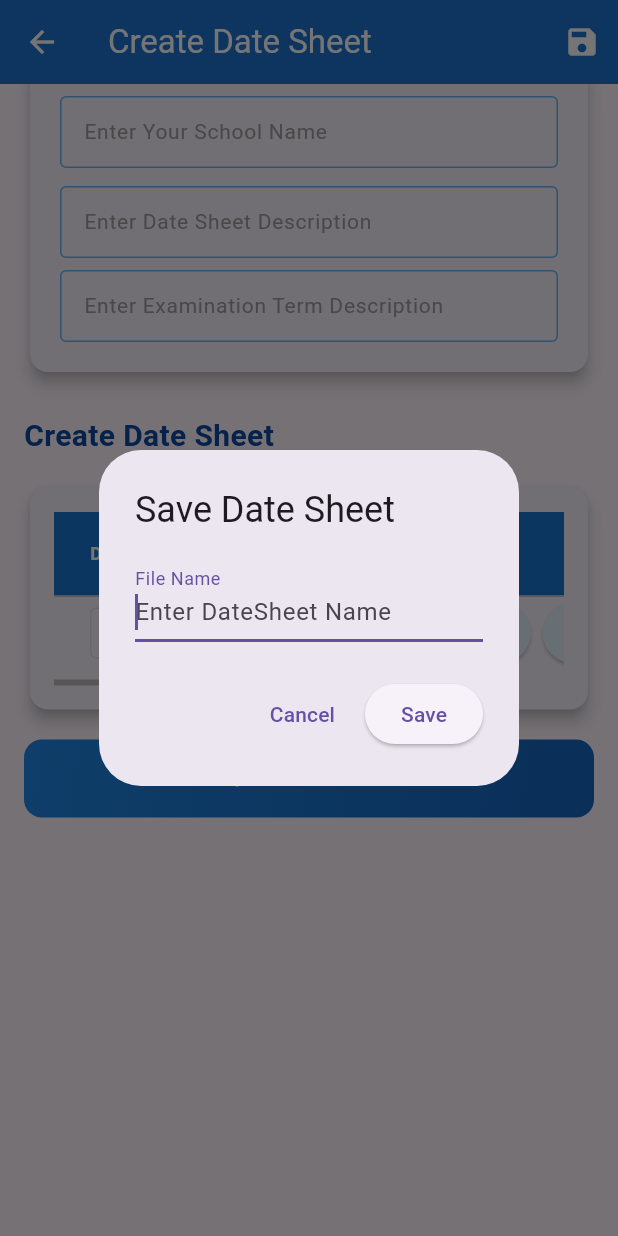
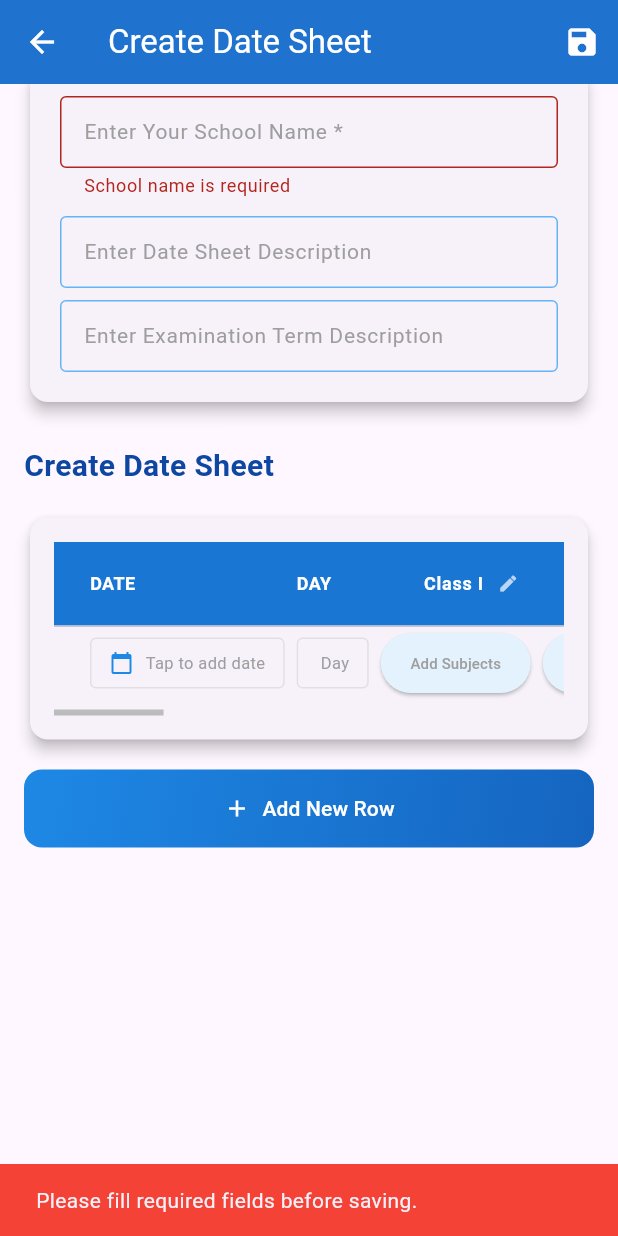
Before and after one commit to hamza99090/exam_schedule, a Flutter app: the DateSheetScreen screen opened directly with empty values, scrolled down 32 dp, after a tap on the "save" icon, on a phone screen of 412 x 824 dp. Run offline on Flutter 3.47's test engine with Material 3 defaults, Android fonts, the phone set to English and light mode, and no system bars; our stand-ins replace device_info_plus, hive, hive_flutter, pdf, share_plus; accounts and stored records are empty.

Commit message:
Converted header section first textfiled mandatory

```diff
--- a/lib/screens/date_sheet_screen.dart
+++ b/lib/screens/date_sheet_screen.dart
@@ -15,6 +15,7 @@ class DateSheetScreen extends StatefulWidget {
 
 class _DateSheetScreenState extends State<DateSheetScreen> {
   final ScrollController _scrollController = ScrollController();
+  final GlobalKey<FormState> _headerFormKey = GlobalKey<FormState>();
 
   void _showSaveDialog() {
     showDialog(
@@ -106,7 +107,23 @@ class _DateSheetScreenState extends State<DateSheetScreen> {
           actions: [
             IconButton(
               icon: const Icon(Icons.save),
-              onPressed: _showSaveDialog,
+              onPressed: () {
+                // validate header
+                if (_headerFormKey.currentState!.validate()) {
+                  _showSaveDialog(); // Only open save dialog if valid
+                } else {
+                  // If header invalid, show error message
+                  ScaffoldMessenger.of(context).showSnackBar(
+                    const SnackBar(
+                      content: Text(
+                        "Please fill required fields before saving.",
+                      ),
+                      backgroundColor: Colors.red,
+                    ),
+                  );
+                }
+              },
+
               tooltip: 'Save Date Sheet',
             ),
           ],
@@ -122,7 +139,11 @@ class _DateSheetScreenState extends State<DateSheetScreen> {
                   crossAxisAlignment: CrossAxisAlignment.stretch,
                   children: [
                     // Header Section
-                    HeaderSection(manager: widget.manager),
+                    HeaderSection(
+                      manager: widget.manager,
+                      formKey: _headerFormKey,
+                    ),
+
                     const SizedBox(height: 24),
 
                     // "Create Date Sheet" title
--- a/lib/widgets/header/header_section.dart
+++ b/lib/widgets/header/header_section.dart
@@ -1,10 +1,43 @@
 import 'package:flutter/material.dart';
 import '../../managers/date_sheet_manager.dart';
 
-class HeaderSection extends StatelessWidget {
+class HeaderSection extends StatefulWidget {
   final DateSheetManager manager;
+  final GlobalKey<FormState> formKey;
+  const HeaderSection({
+    super.key,
+    required this.manager,
+    required this.formKey,
+  });
 
-  const HeaderSection({super.key, required this.manager});
+  @override
+  State<HeaderSection> createState() => _HeaderSectionState();
+}
+
+class _HeaderSectionState extends State<HeaderSection> {
+  final _formKey = GlobalKey<FormState>();
+
+  late TextEditingController schoolController;
+  late TextEditingController descriptionController;
+  late TextEditingController termController;
+
+  @override
+  void initState() {
+    super.initState();
+
+    // Move controllers here to prevent rebuild issues
+    schoolController = TextEditingController(
+      text: widget.manager.data.schoolName,
+    );
+
+    descriptionController = TextEditingController(
+      text: widget.manager.data.dateSheetDescription,
+    );
+
+    termController = TextEditingController(
+      text: widget.manager.data.termDescription,
+    );
+  }
 
   @override
   Widget build(BuildContext context) {
@@ -14,22 +47,24 @@ class HeaderSection extends StatelessWidget {
         padding: const EdgeInsets.all(20.0),
         child: Column(
           children: [
-            TextFormField(
-              controller: TextEditingController(
-                text: manager.data.schoolName.isEmpty
-                    ? ''
-                    : manager.data.schoolName,
+            // -------------------- REQUIRED FIELD --------------------
+            Form(
+              key: widget.formKey,
+              child: TextFormField(
+                controller: schoolController,
+                // onChanged: widget.manager.updateSchoolName,
+                validator: (value) {
+                  if (value == null || value.trim().isEmpty) {
+                    return "School name is required";
+                  }
+                  return null;
+                },
+                style: TextStyle(
+                  fontSize: 14,
+                  color: widget.manager.data.schoolName.isEmpty
+                      ? Colors.grey
+                      : Colors.grey.shade500,
                 ),
-              onChanged: manager.updateSchoolName,
-              style: TextStyle(
-                fontSize: 14, // Changed to match third TextFormField
-                color: manager.data.schoolName.isEmpty
-                    ? Colors.grey
-                    : Colors
-                          .grey
-                          .shade500, // Changed to match third TextFormField
-              ),
-              // textAlign: TextAlign.center,
                 decoration: InputDecoration(
                   border: const OutlineInputBorder(),
                   enabledBorder: OutlineInputBorder(
@@ -39,27 +74,28 @@ class HeaderSection extends StatelessWidget {
                     borderSide: BorderSide(color: Colors.blue.shade700),
                   ),
                   contentPadding: const EdgeInsets.all(12),
-                hintText: 'Enter Your School Name',
-                hintStyle: TextStyle(fontSize: 14, color: Colors.grey.shade500),
+                  hintText: 'Enter Your School Name *',
+                  hintStyle: TextStyle(
+                    fontSize: 14,
+                    color: Colors.grey.shade500,
                   ),
                 ),
+              ),
+            ),
+
+            // ----------------------------------------------------------
             const SizedBox(height: 12),
+
+            // -------------------- SECOND TEXTFIELD (UNCHANGED) --------------------
             TextFormField(
-              controller: TextEditingController(
-                text: manager.data.dateSheetDescription.isEmpty
-                    ? ''
-                    : manager.data.dateSheetDescription,
+              controller: descriptionController,
+              onChanged: widget.manager.updateDateSheetDescription,
+              style: TextStyle(
+                fontSize: 14,
+                color: widget.manager.data.dateSheetDescription.isEmpty
+                    ? Colors.grey
+                    : Colors.grey.shade500,
               ),
-              onChanged: manager.updateDateSheetDescription,
-              style: TextStyle(
-                fontSize: 14, // Changed to match third TextFormField
-                color: manager.data.dateSheetDescription.isEmpty
-                    ? Colors.grey
-                    : Colors
-                          .grey
-                          .shade500, // Changed to match third TextFormField
-              ),
-              // textAlign: TextAlign.center,
               decoration: InputDecoration(
                 border: const OutlineInputBorder(),
                 enabledBorder: OutlineInputBorder(
@@ -73,21 +109,19 @@ class HeaderSection extends StatelessWidget {
                 hintStyle: TextStyle(fontSize: 14, color: Colors.grey.shade500),
               ),
             ),
+
             const SizedBox(height: 8),
+
+            // -------------------- THIRD TEXTFIELD (UNCHANGED) --------------------
             TextFormField(
-              controller: TextEditingController(
-                text: manager.data.termDescription.isEmpty
-                    ? ''
-                    : manager.data.termDescription,
-              ),
-              onChanged: manager.updateTermDescription,
+              controller: termController,
+              onChanged: widget.manager.updateTermDescription,
               style: TextStyle(
                 fontSize: 14,
-                color: manager.data.termDescription.isEmpty
+                color: widget.manager.data.termDescription.isEmpty
                     ? Colors.grey
                     : Colors.grey.shade500,
               ),
-              // textAlign: TextAlign.center,
               decoration: InputDecoration(
                 border: const OutlineInputBorder(),
                 enabledBorder: OutlineInputBorder(
```
Lines whose indentation alone changed are shown as unchanged.
